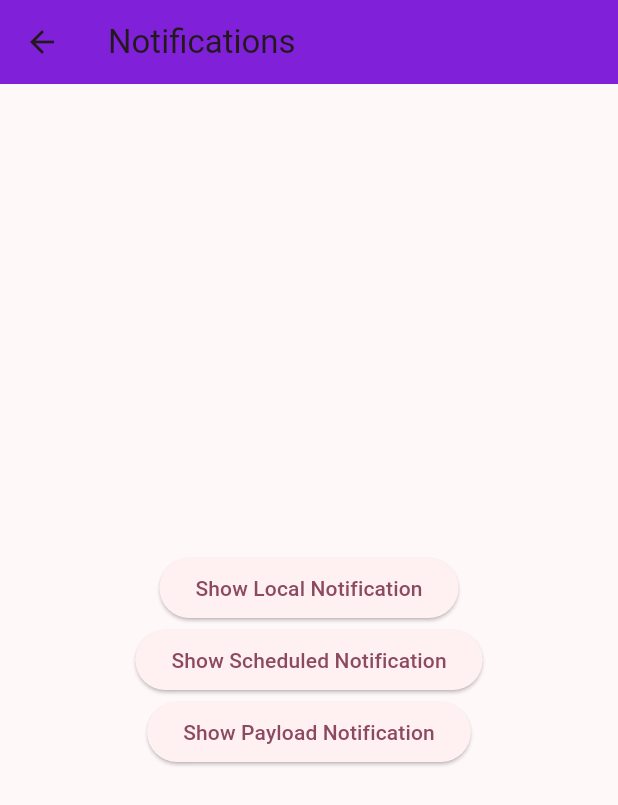
After one commit to akash17patel/CTRL-ALT-ELITE-CSCE-4901, a Flutter app: the NotificationsPage screen opened directly, after a tap on "Show Scheduled Notification", on a phone screen of 412 x 824 dp. The commit adds this screen. Shown: the top 805 px of the screen. Run offline on Flutter 3.47's test engine with Material 3 defaults, Android fonts, the phone set to English and light mode, and no system bars; our stand-ins replace fl_chart, flutter_local_notifications, image_picker, rxdart, shared_preferences, sqflite and 2 more; missing offline and left inert: sp_ai_simple_bpe_tokenizer, tflite_flutter; accounts and stored records are empty.

Commit message:
added working notifications

```diff
--- /dev/null
+++ b/lib/notificationspage.dart
@@ -0,0 +1,75 @@
+import 'package:flutter/material.dart';
+import 'services/local_notification_service.dart';
+
+class NotificationsPage extends StatelessWidget {
+  NotificationsPage({Key? key})
+      : service = LocalNotificationService(),
+        super(key: key) {
+    service.initialize();
+  }
+
+  final LocalNotificationService service;
+
+  @override
+  Widget build(BuildContext context) {
+    listenToNotification(context); // Pass the context here
+
+    return Scaffold(
+      appBar: AppBar(
+        title: Text('Notifications'),
+      ),
+      body: Center(
+        child: Column(
+          mainAxisAlignment: MainAxisAlignment.center,
+          children: [
+            ElevatedButton(
+              onPressed: () async {
+                await service.showNotification(
+                    id: 0,
+                    title: 'Notification Title',
+                    body: 'Test is working');
+              },
+              child: Text('Show Local Notification'),
+            ),
+            ElevatedButton(
+              onPressed: () async {
+                await service.showScheduledNotification(
+                    id: 0,
+                    title: 'Notification Title',
+                    body: 'Test is working',
+                    seconds: 3);
+              },
+              child: Text('Show Scheduled Notification'),
+            ),
+            ElevatedButton(
+              onPressed: () async {
+                await service.showNotificationWithPayload(
+                    id: 0,
+                    title: 'Notification Title',
+                    body: 'Test is working',
+                    payload: 'payload navigation');
+              },
+              child: Text('Show Payload Notification'),
+            ),
+          ],
+        ),
+      ),
+    );
+  }
+
+  void listenToNotification(BuildContext context) =>
+      service.onNotificationClick.stream.listen((String? payload) {
+        onNotificationListener(context, payload);
+      });
+
+  void onNotificationListener(BuildContext context, String? payload) {
+    if (payload != null && payload.isNotEmpty) {
+      print('payload $payload');
+
+      /*Navigator.push(
+        context,
+        MaterialPageRoute(builder: ((context) => main(payload: payload))),
+      );*/
+    }
+  }
+}
--- /dev/null
+++ b/lib/services/local_notification_service.dart
@@ -0,0 +1,105 @@
+import 'package:flutter_local_notifications/flutter_local_notifications.dart';
+import 'package:rxdart/subjects.dart';
+import 'package:timezone/timezone.dart' as tz;
+import 'package:timezone/data/latest.dart' as tz;
+
+class LocalNotificationService {
+  LocalNotificationService();
+
+  final _localNotificationService = FlutterLocalNotificationsPlugin();
+
+  final BehaviorSubject<String?> onNotificationClick = BehaviorSubject();
+
+  Future<void> initialize() async {
+    tz.initializeTimeZones();
+    const AndroidInitializationSettings androidInitializationSettings =
+        AndroidInitializationSettings('ic_stat_mindliftlogo');
+
+    DarwinInitializationSettings darwinInitializationSettings =
+        DarwinInitializationSettings(
+      requestAlertPermission: true,
+      requestBadgePermission: true,
+      requestSoundPermission: true,
+      onDidReceiveLocalNotification: onDidReceiveLocalNotification,
+    );
+
+    final InitializationSettings settings = InitializationSettings(
+      android: androidInitializationSettings,
+      iOS: darwinInitializationSettings,
+    );
+
+    await _localNotificationService.initialize(
+      settings,
+      onDidReceiveNotificationResponse: (NotificationResponse response) {
+        onDidReceiveNotificationResponse(response.payload);
+      },
+    );
+  }
+
+  Future<NotificationDetails> _notificationDetails() async {
+    const AndroidNotificationDetails androidNotificationDetails =
+        AndroidNotificationDetails('channelId', 'channelName',
+            channelDescription: 'description',
+            importance: Importance.max,
+            priority: Priority.max,
+            playSound: true);
+    const DarwinNotificationDetails darwinNotificationDetails =
+        DarwinNotificationDetails();
+    return const NotificationDetails(
+        android: androidNotificationDetails, iOS: darwinNotificationDetails);
+  }
+
+  Future<void> showNotification({
+    required int id,
+    required String title,
+    required String body,
+  }) async {
+    final details = await _notificationDetails();
+    await _localNotificationService.show(id, title, body, details);
+  }
+
+  Future<void> showScheduledNotification(
+      {required int id,
+      required String title,
+      required String body,
+      required int seconds}) async {
+    final details = await _notificationDetails();
+    await _localNotificationService.zonedSchedule(
+      id,
+      title,
+      body,
+      tz.TZDateTime.from(
+          DateTime.now().add(Duration(seconds: seconds)), tz.local),
+      details,
+      androidAllowWhileIdle: true,
+      uiLocalNotificationDateInterpretation:
+          UILocalNotificationDateInterpretation.absoluteTime,
+    );
+  }
+
+  Future<void> showNotificationWithPayload(
+      {required int id,
+      required String title,
+      required String body,
+      required String payload}) async {
+    final details = await _notificationDetails();
+    await _localNotificationService.show(id, title, body, details,
+        payload: payload);
+  }
+
+  void onDidReceiveLocalNotification(
+      int id, String? title, String? body, String? payload) {
+    print('id $id');
+  }
+
+  void onDidReceiveNotificationResponse(String? payload) {
+    print('payload $payload');
+  }
+
+  void onSelectNotification(String? payload) {
+    print('payload $payload');
+    if (payload != null && payload.isNotEmpty) {
+      onNotificationClick.add(payload);
+    }
+  }
+}
```
Also changed, not shown: Login.dart (deleted, +0 -140 lines), Signup.dart (deleted, +0 -164 lines), lib/emergency_contact.dart (added, +53 -0 lines), lib/menu_drawer.dart (+26 -0 lines), pubspec.yaml (+2 -5 lines), analysis_options.yaml (added), lib/firebase_options.dart (deleted), pubspec.lock, 20 other files.
